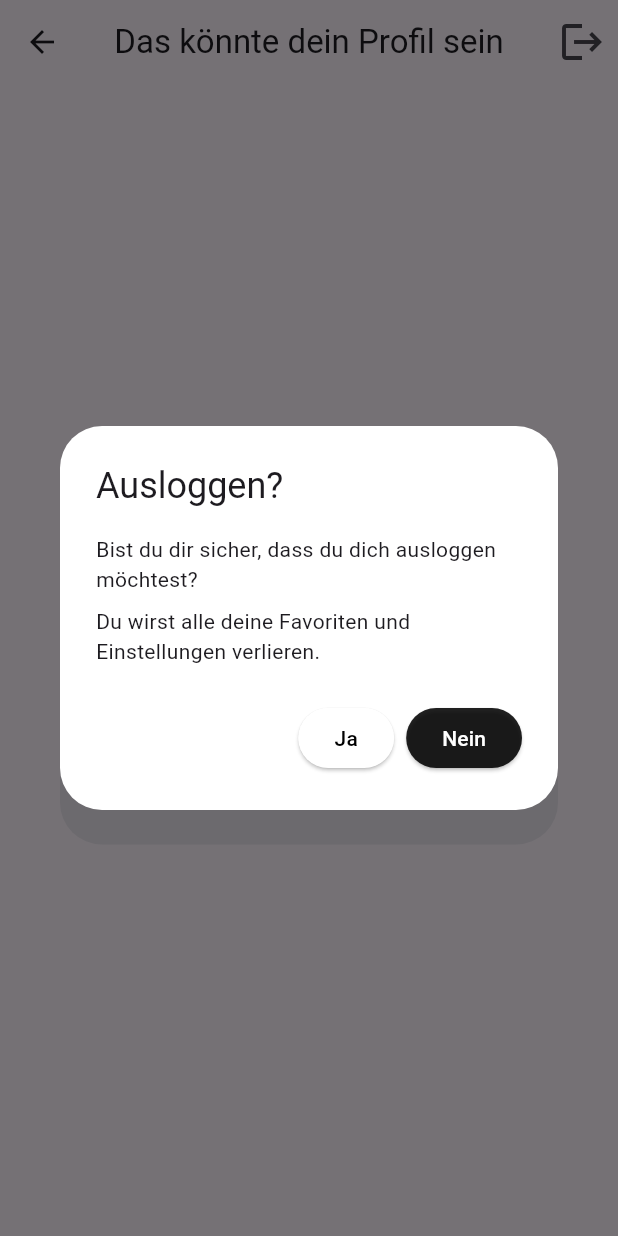
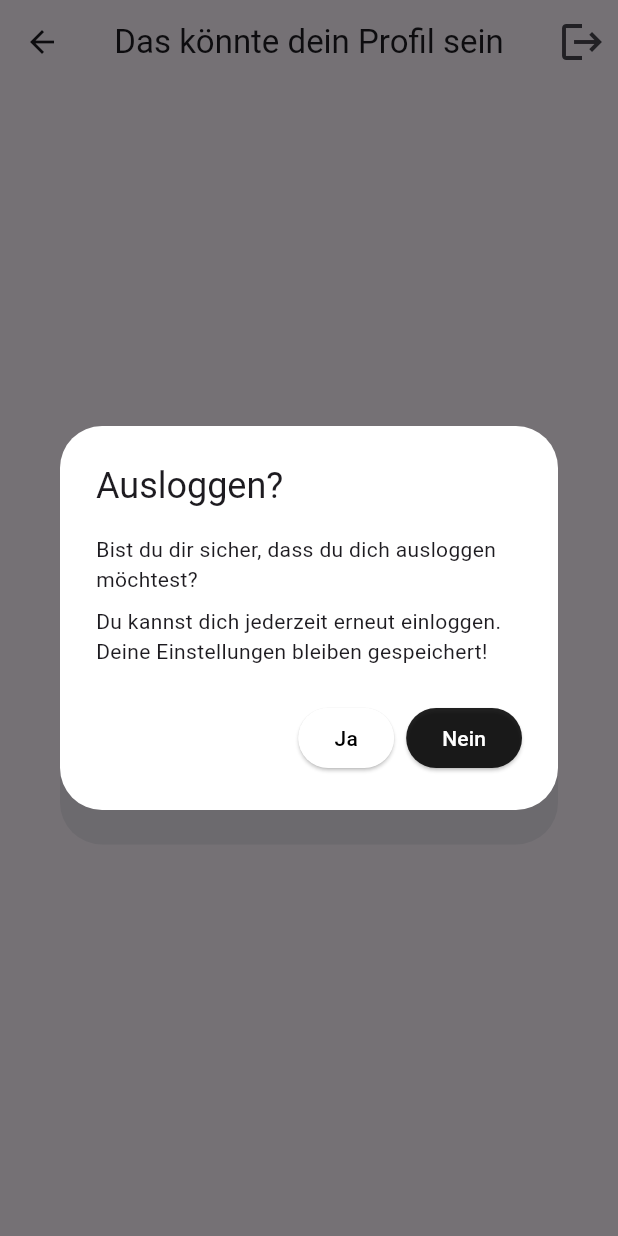
Before and after one commit to sihingbenni/studi-match, a Flutter app: the AnonymousAccountScreen screen opened directly, after a tap on the "logout" icon, on a phone screen of 412 x 824 dp. Run offline on Flutter 3.47's test engine with Material 3 defaults, Android fonts, the phone set to English and light mode, and no system bars; our stand-ins replace appinio_swiper, cached_network_image, cloud_firestore, email_validator, firebase_auth, firebase_core and 9 more; missing offline and left inert: maps_launcher, sign_button; accounts and stored records are empty; generated files the repository leaves out were written again; network calls fail.

Commit message:
MOD logout text with anonymous variant

```diff
--- a/lib/widgets/dialogs/logged-out-alert.dart
+++ b/lib/widgets/dialogs/logged-out-alert.dart
@@ -11,14 +11,21 @@ class LoggedOutAlert extends StatelessWidget {
   Widget build(BuildContext context) => AlertDialog(
         title: const Text('Ausloggen?'),
         backgroundColor: Colors.white,
-        content: const Column(
+        content: Column(
             mainAxisSize: MainAxisSize.min,
             crossAxisAlignment: CrossAxisAlignment.start,
             children: [
-              Text('Bist du dir sicher, dass du dich ausloggen möchtest?'),
-              SizedBox(height: 8),
-              Text(
-                  'Du wirst alle deine Favoriten und Einstellungen verlieren.'),
+              const Text('Bist du dir sicher, dass du dich ausloggen möchtest?'),
+              const SizedBox(height: 8),
+              Builder(
+                  builder: (context) {
+                    if (FirebaseAuth.instance.currentUser!.isAnonymous) {
+                      return const Text('Du wirst alle deine Favoriten und Einstellungen verlieren.');
+                    } else {
+                      return const Text('Du kannst dich jederzeit erneut einloggen. Deine Einstellungen bleiben gespeichert!');
+                    }
+                }
+              ),
             ]),
         actions: <Widget>[
           ElevatedButton(
```
